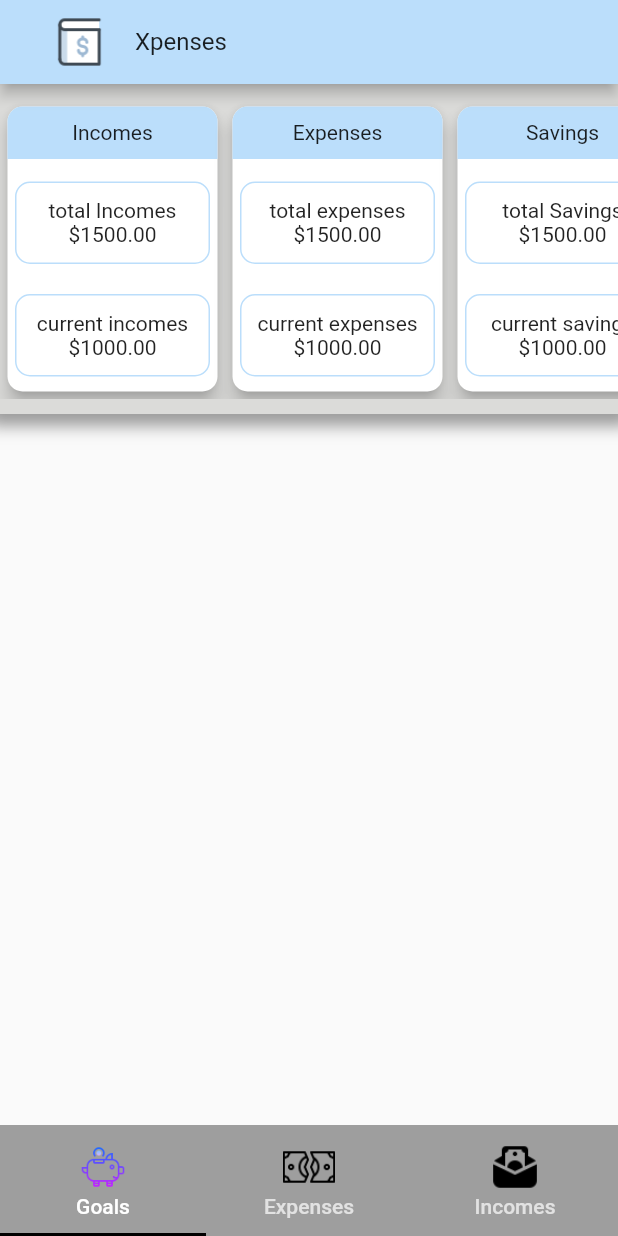
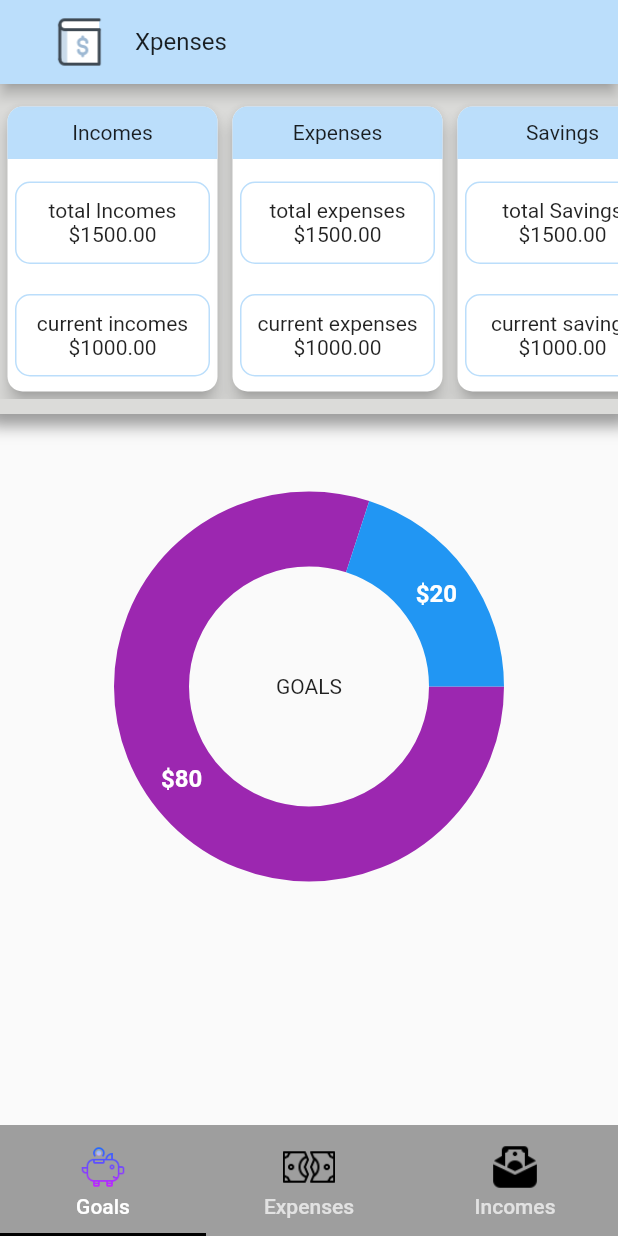
Before and after one commit to Ale6995/xpenses, a Flutter app: the screen it shows after launch, on a phone screen of 412 x 824 dp. Run offline on Flutter 3.47's test engine with Material 2 defaults, Android fonts, the phone set to English and light mode, and no system bars; drawn by our look-alikes of auto_size_text, fl_chart; our stand-ins replace cloud_firestore, firebase_core, get; missing offline and left inert: money2; accounts and stored records are empty.

Commit message:
goals pieChart

```diff
--- a/xpenses_app/lib/screens/goals/goals.dart
+++ b/xpenses_app/lib/screens/goals/goals.dart
@@ -1,3 +1,4 @@
+import 'package:fl_chart/fl_chart.dart';
 import 'package:auto_size_text/auto_size_text.dart';
 import 'package:flutter/material.dart';
 import 'package:get/get.dart';
@@ -9,16 +10,22 @@
   Widget build(BuildContext context) {
     return Scaffold(
       body: GetBuilder<GoalsController>(
-        builder: (controller) => Container(
-          child: Column(
+        builder: (controller) => Column(
+          children: [
+            Expanded(
+              child: ListView(
                 children: [
                   Container(
                     margin: EdgeInsets.only(bottom: 10),
                     height: 220,
                     padding: EdgeInsets.symmetric(vertical: 10),
-                decoration: BoxDecoration(color: Color(0xFFdbdbd9), boxShadow: [
+                    decoration: BoxDecoration(
+                        color: Color(0xFFdbdbd9),
+                        boxShadow: [
                           BoxShadow(
-                      color: Colors.black38, blurRadius: 8, spreadRadius: 8)
+                              color: Colors.black38,
+                              blurRadius: 8,
+                              spreadRadius: 8)
                         ]),
                     child: ListView(
                       scrollDirection: Axis.horizontal,
@@ -55,7 +62,8 @@
                                         border: Border.all(
                                           color: Colors.blue[100]!,
                                         ),
-                                    borderRadius: BorderRadius.circular(10)),
+                                        borderRadius:
+                                            BorderRadius.circular(10)),
                                     padding: EdgeInsets.all(5),
                                     alignment: Alignment.center,
                                     child: Wrap(
@@ -83,7 +91,8 @@
                                         border: Border.all(
                                           color: Colors.blue[100]!,
                                         ),
-                                    borderRadius: BorderRadius.circular(10)),
+                                        borderRadius:
+                                            BorderRadius.circular(10)),
                                     padding: EdgeInsets.all(5),
                                     alignment: Alignment.center,
                                     child: Wrap(
@@ -138,7 +147,8 @@
                                         border: Border.all(
                                           color: Colors.blue[100]!,
                                         ),
-                                    borderRadius: BorderRadius.circular(10)),
+                                        borderRadius:
+                                            BorderRadius.circular(10)),
                                     padding: EdgeInsets.all(5),
                                     alignment: Alignment.center,
                                     child: Wrap(
@@ -166,7 +176,8 @@
                                         border: Border.all(
                                           color: Colors.blue[100]!,
                                         ),
-                                    borderRadius: BorderRadius.circular(10)),
+                                        borderRadius:
+                                            BorderRadius.circular(10)),
                                     padding: EdgeInsets.all(5),
                                     alignment: Alignment.center,
                                     child: Wrap(
@@ -221,7 +232,8 @@
                                         border: Border.all(
                                           color: Colors.blue[100]!,
                                         ),
-                                    borderRadius: BorderRadius.circular(10)),
+                                        borderRadius:
+                                            BorderRadius.circular(10)),
                                     padding: EdgeInsets.all(5),
                                     alignment: Alignment.center,
                                     child: Wrap(
@@ -249,7 +261,8 @@
                                         border: Border.all(
                                           color: Colors.blue[100]!,
                                         ),
-                                    borderRadius: BorderRadius.circular(10)),
+                                        borderRadius:
+                                            BorderRadius.circular(10)),
                                     padding: EdgeInsets.all(5),
                                     alignment: Alignment.center,
                                     child: Wrap(
@@ -275,11 +288,67 @@
                         ),
                       ],
                     ),
-              )
+                  ),
+                  Expanded(
+                    child: AspectRatio(
+                      aspectRatio: 1.2,
+                      child: Stack(
+                        children: [
+                          PieChart(
+                            PieChartData(
+                              sections: showSections(),
+                              sectionsSpace: 0,
+                              centerSpaceRadius: 80,
+                            ),
+                          ),
+                          Center(child: Text('GOALS'))
                         ],
                       ),
+                    ),
+                  ),
+                ],
+              ),
+            ),
+          ],
         ),
       ),
     );
   }
 }
+
+List<PieChartSectionData> showSections() {
+  var savins = 20;
+  var goal = 100;
+  var goalEarned = goal - savins;
+  return List.generate(2, (i) {
+    final isTouched = false;
+    final fontSize = isTouched ? 25.0 : 16.0;
+    final radius = isTouched ? 60.0 : 50.0;
+    switch (i) {
+      case 0:
+        return PieChartSectionData(
+          color: Colors.purple,
+          value: goalEarned.toDouble(),
+          title: '\$' + goalEarned.toString(),
+          radius: radius,
+          titleStyle: TextStyle(
+              fontSize: fontSize,
+              fontWeight: FontWeight.bold,
+              color: const Color(0xffffffff)),
+        );
+      case 1:
+        return PieChartSectionData(
+          color: Colors.blue,
+          value: (goal - goalEarned).toDouble(),
+          title: '\$' + (goal - goalEarned).toString(),
+          radius: radius,
+          titleStyle: TextStyle(
+              fontSize: fontSize,
+              fontWeight: FontWeight.bold,
+              color: const Color(0xffffffff)),
+        );
+      default:
+        throw Error();
+    }
+  });
+}
--- a/xpenses_app/pubspec.yaml
+++ b/xpenses_app/pubspec.yaml
@@ -35,6 +35,8 @@
   firebase_auth: ^1.4.1
   cloud_firestore: ^2.2.2
   money2: ^2.2.1
+  fl_chart: ^0.36.2
+
 
 dev_dependencies:
   flutter_test:
```
Also changed, not shown: xpenses_app/pubspec.lock, 1 other file. Lines whose indentation alone changed are shown as unchanged.
